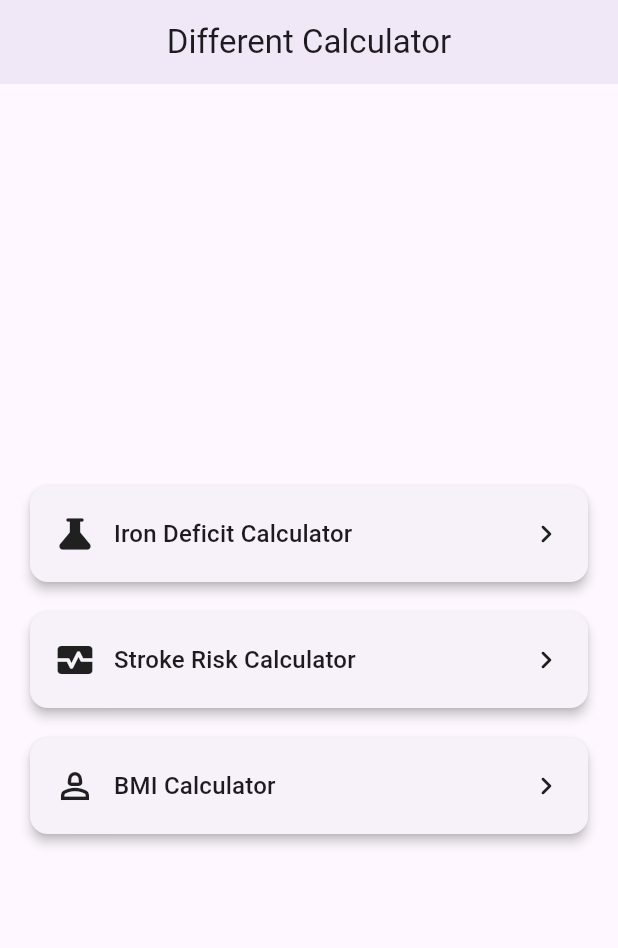
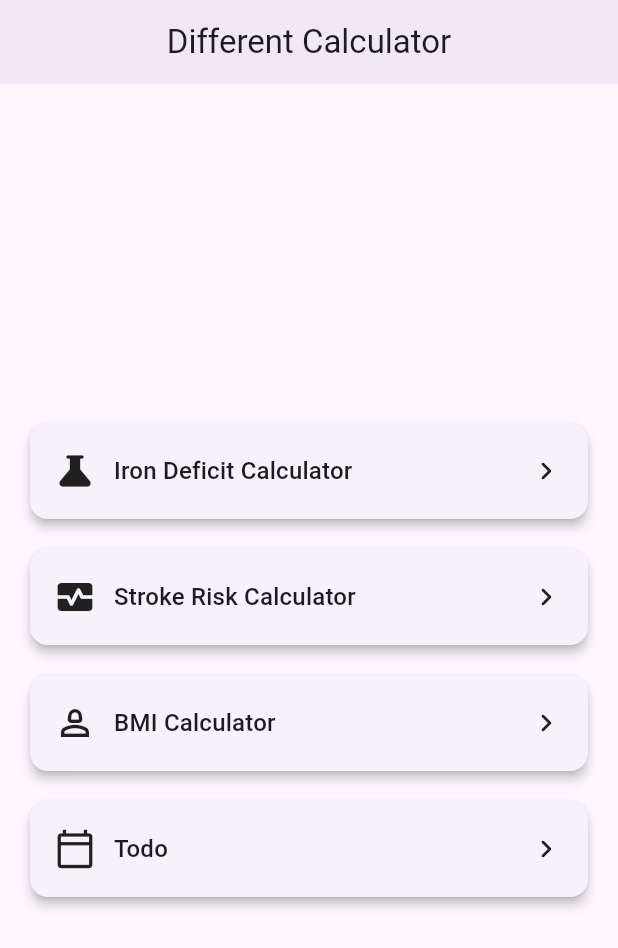
Before and after one commit to TahaMike/new_repo, a Flutter app: the screen it shows after launch, on a phone screen of 412 x 824 dp. Shown: the top 948 px of the screen. Run offline on Flutter 3.47's test engine with Material 3 defaults, Android fonts, the phone set to English and light mode, and no system bars; our stand-ins replace flutter_spinkit, go_router.

```diff
--- a/lib/features/home_screen.dart
+++ b/lib/features/home_screen.dart
@@ -49,6 +49,12 @@ class HomeScreen extends StatelessWidget {
                       title: 'BMI Calculator',
                       icon: Icons.person_2_outlined,
                       onTap: () => context.push(RouteNames.bmiCalculator)
+                  ),
+                  const SizedBox(height: 12),
+                  _CalculatorCard(
+                      title: 'Todo',
+                      icon: Icons.calendar_today_outlined,
+                      onTap: () => context.push(RouteNames.counter)
                   ),
                 ],
               ),
--- a/lib/main.dart
+++ b/lib/main.dart
@@ -1,12 +1,7 @@
 import 'package:deficient_calculator/core/router/router.dart';
-import 'package:deficient_calculator/features/counter/data/repository/counter_repository_impl.dart';
-import 'package:deficient_calculator/features/counter/domain/usecase/counter_usecase.dart';
-import 'package:deficient_calculator/features/counter/presentation/provider/counter_provider.dart';
 import 'package:flutter/material.dart';
-import 'package:provider/provider.dart';
 
 void main() {
-
   runApp(const MyApp());
 }
 
@@ -18,7 +13,6 @@ class MyApp extends StatelessWidget {
     return MaterialApp.router(
       debugShowCheckedModeBanner: false,
       routerConfig: AppRouter.router,
-
     );
   }
 }
```
Also changed, not shown: lib/core/router/router.dart (+28 -8 lines), lib/features/counter/presentation/pages/counter.dart (+13 -4 lines).
